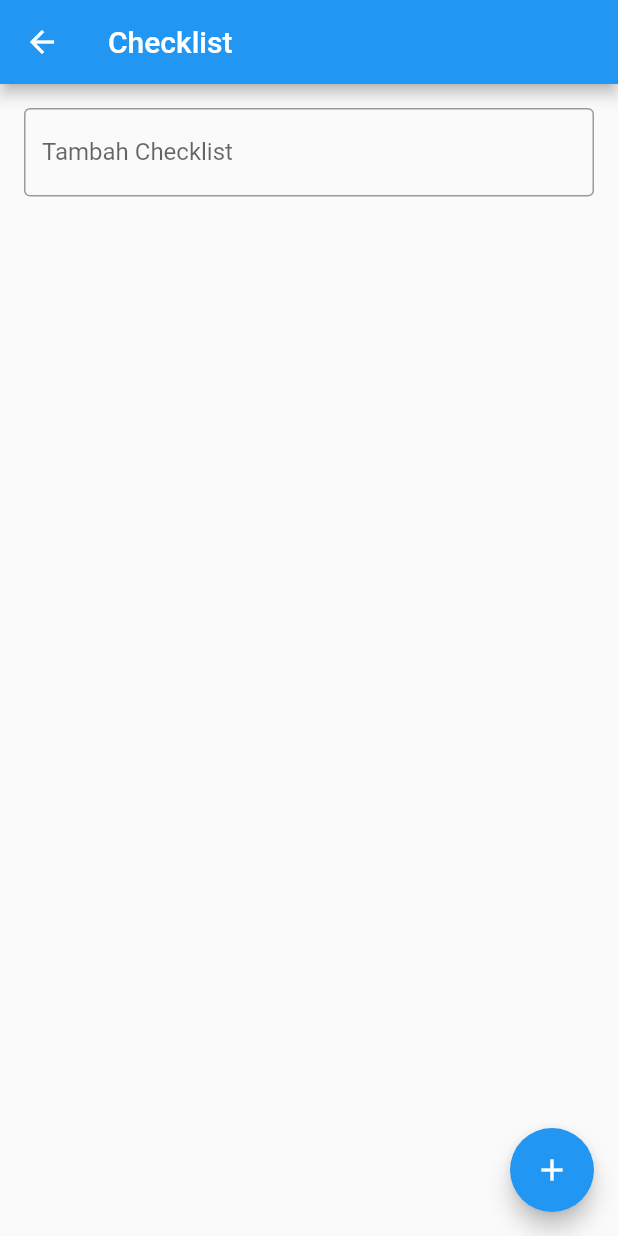
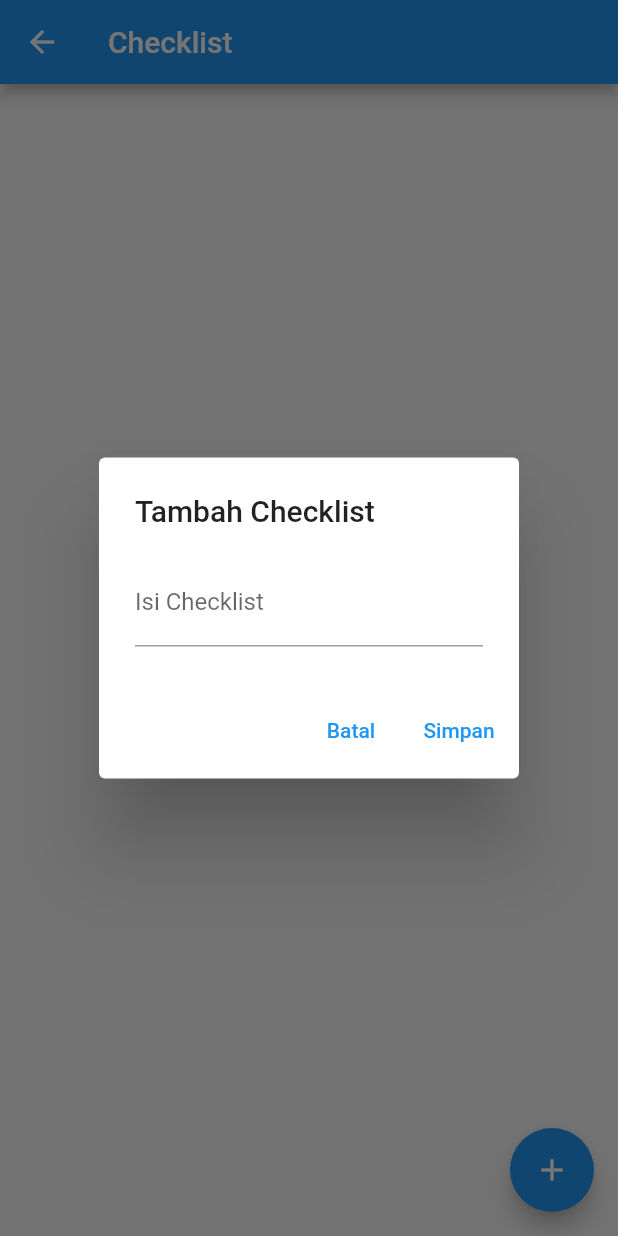
Before and after one commit to gugumrg/Student_notes, a Flutter app: the ChecklistPage screen opened directly, after a tap on the "add" icon, on a phone screen of 412 x 824 dp. Run offline on Flutter 3.47's test engine with Material 2 defaults, Android fonts, the light colour scheme and no system bars; our stand-ins replace flutter_local_notifications, flutter_native_timezone, shared_preferences, timezone; accounts and stored records are empty.

Commit message:
Upadate ChecklistPage

```diff
--- a/lib/ChecklistPage.dart
+++ b/lib/ChecklistPage.dart
@@ -2,6 +2,8 @@ import 'package:flutter/material.dart';
 import 'package:shared_preferences/shared_preferences.dart';
 
 class ChecklistPage extends StatefulWidget {
+  const ChecklistPage({super.key});
+
   @override
   _ChecklistPageState createState() => _ChecklistPageState();
 }
@@ -64,43 +66,24 @@ class _ChecklistPageState extends State<ChecklistPage> {
   Widget build(BuildContext context) {
     return Scaffold(
       appBar: AppBar(
-        title: Text('Checklist'),
+        title: const Text('Checklist'),
       ),
-      body: Column(
-        children: [
-          Padding(
-            padding: const EdgeInsets.all(16.0),
-            child: Row(
-              children: [
-                Expanded(
-                  child: TextFormField(
-                    controller: textEditingController,
-                    decoration: InputDecoration(
-                      labelText: 'Tambah Checklist',
-                      border: OutlineInputBorder(),
-                    ),
-                  ),
-                ),
-              ],
-            ),
-          ),
-          Expanded(
-            child: ListView.builder(
+      body: ListView.builder(
         itemCount: checklistItems.length,
         itemBuilder: (context, index) {
           final item = checklistItems[index];
           return Padding(
             padding: const EdgeInsets.symmetric(
-                      horizontal: 16.0, vertical: 8.0),
+              horizontal: 16.0,
+              vertical: 8.0,
+            ),
             child: GestureDetector(
               onTap: () {
                 _toggleChecklistItem(index);
               },
               child: Container(
                 decoration: BoxDecoration(
-                        color: item.checked
-                            ? Colors.grey[400]
-                            : Colors.transparent,
+                  color: item.checked ? Colors.grey[400] : Colors.transparent,
                   borderRadius: BorderRadius.circular(12.0),
                   border: Border.all(
                     color: Colors.grey[400]!,
@@ -117,7 +100,7 @@ class _ChecklistPageState extends State<ChecklistPage> {
                     ),
                   ),
                   trailing: IconButton(
-                          icon: Icon(Icons.delete),
+                    icon: const Icon(Icons.delete),
                     onPressed: () {
                       _removeChecklistItem(index);
                     },
@@ -128,16 +111,41 @@ class _ChecklistPageState extends State<ChecklistPage> {
           );
         },
       ),
+      floatingActionButton: FloatingActionButton(
+        onPressed: () {
+          showDialog(
+            context: context,
+            builder: (BuildContext context) {
+              return AlertDialog(
+                title: const Text('Tambah Checklist'),
+                content: TextField(
+                  controller: textEditingController,
+                  decoration: const InputDecoration(
+                    labelText: 'Isi Checklist',
                   ),
-        ],
                 ),
-      floatingActionButton: FloatingActionButton(
+                actions: [
+                  TextButton(
+                    onPressed: () {
+                      Navigator.pop(context);
+                    },
+                    child: const Text('Batal'),
+                  ),
+                  TextButton(
                     onPressed: () {
                       if (textEditingController.text.isNotEmpty) {
                         _addChecklistItem(textEditingController.text);
                       }
+                      Navigator.pop(context);
                     },
-        child: Icon(Icons.add),
+                    child: const Text('Simpan'),
+                  ),
+                ],
+              );
+            },
+          );
+        },
+        child: const Icon(Icons.add),
       ),
     );
   }
```
Lines whose indentation alone changed are shown as unchanged.
